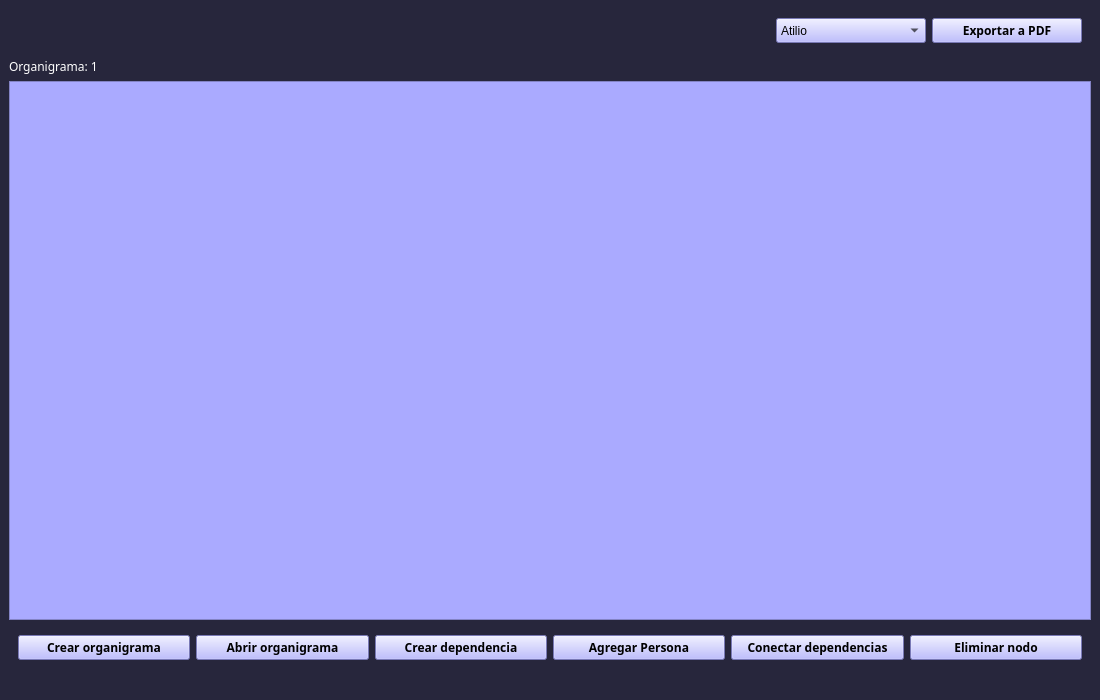
The window that Prueba tp/main_window_1.ui (stel0/TP-PYTHON) describes before a commit, drawn with Qt 5.
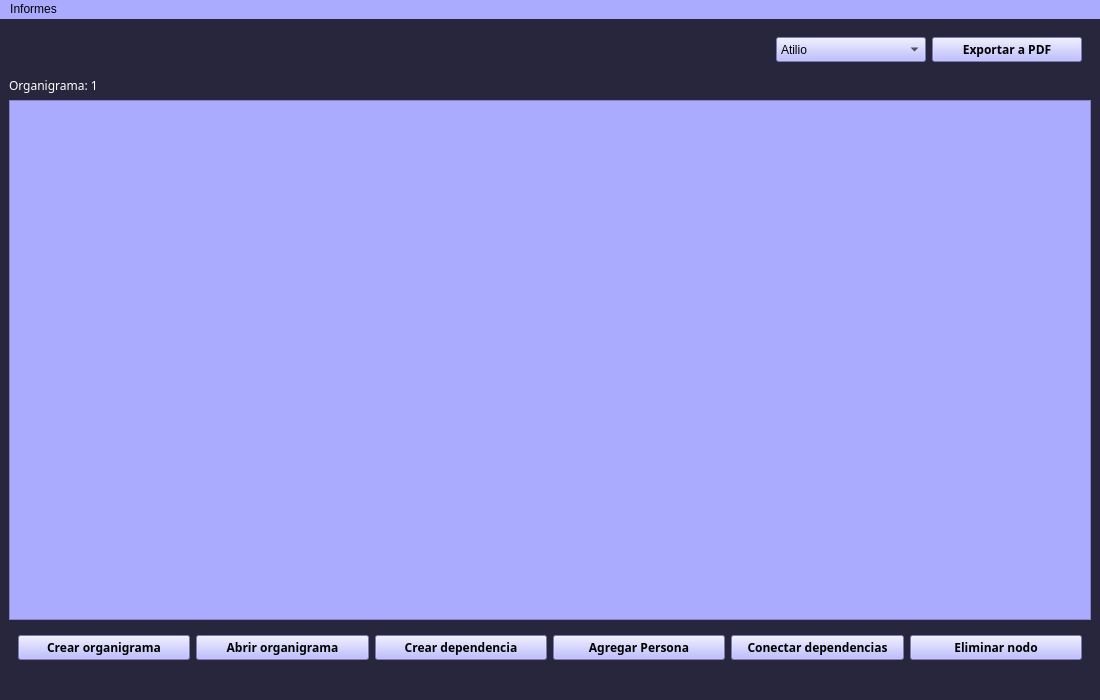
The same window after the commit. Icons and pictures are not drawn.

```diff
--- a/Prueba tp/main_window_1.ui
+++ b/Prueba tp/main_window_1.ui
@@ -6,8 +6,8 @@
    <rect>
     <x>0</x>
     <y>0</y>
-    <width>1000</width>
-    <height>400</height>
+    <width>1100</width>
+    <height>700</height>
    </rect>
   </property>
   <property name="minimumSize">
@@ -379,10 +379,21 @@
     <rect>
      <x>0</x>
      <y>0</y>
-     <width>1000</width>
-     <height>22</height>
+     <width>1100</width>
+     <height>21</height>
     </rect>
    </property>
+   <property name="styleSheet">
+    <string notr="true">background:rgb(170, 170, 255);</string>
+   </property>
+   <widget class="QMenu" name="menuInformes">
+    <property name="title">
+     <string>Informes</string>
+    </property>
+    <addaction name="actionInforme_por_dependencia"/>
+    <addaction name="actionPersonal_por_Dependencia_extendido"/>
+   </widget>
+   <addaction name="menuInformes"/>
   </widget>
   <widget class="QStatusBar" name="statusbar"/>
   <action name="actionhola">
```
Left out of the diff: 10 changed lines with no effect on the pictures.
